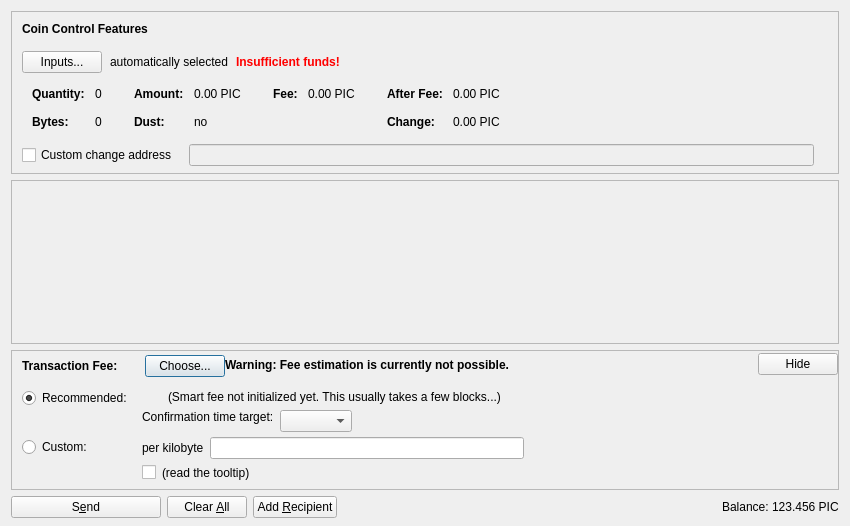
First picture: the form in src/qt/forms/sendcoinsdialog.ui, repository minblock/picscoin, before the edit.
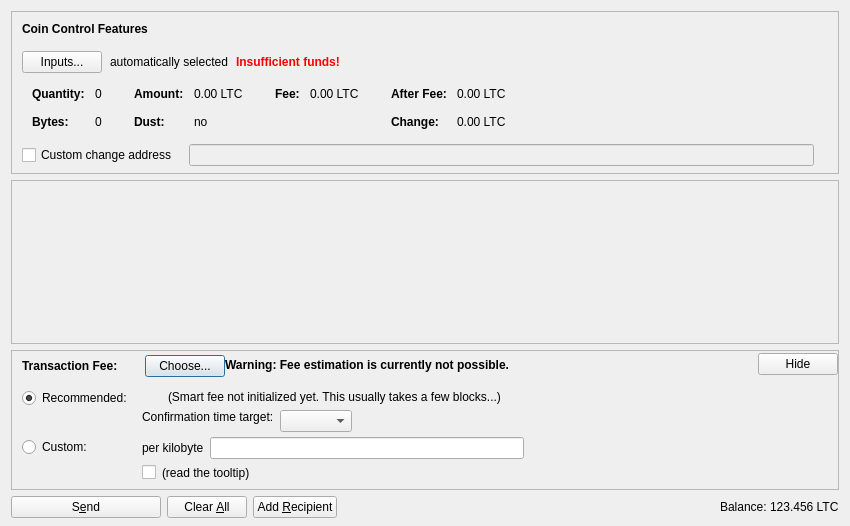
Second picture: the form after the edit. Icons and pictures are not drawn. Custom widgets are drawn as their Qt base class.

```diff
--- a/src/qt/forms/sendcoinsdialog.ui
+++ b/src/qt/forms/sendcoinsdialog.ui
@@ -324,7 +324,7 @@
                   <enum>Qt::ActionsContextMenu</enum>
                  </property>
                  <property name="text">
-                  <string notr="true">0.00 PIC</string>
+                  <string notr="true">0.00 LTC</string>
                  </property>
                  <property name="textInteractionFlags">
                   <set>Qt::LinksAccessibleByMouse|Qt::TextSelectableByKeyboard|Qt::TextSelectableByMouse</set>
@@ -404,7 +404,7 @@
                   <enum>Qt::ActionsContextMenu</enum>
                  </property>
                  <property name="text">
-                  <string notr="true">0.00 PIC</string>
+                  <string notr="true">0.00 LTC</string>
                  </property>
                  <property name="textInteractionFlags">
                   <set>Qt::LinksAccessibleByMouse|Qt::TextSelectableByKeyboard|Qt::TextSelectableByMouse</set>
@@ -455,7 +455,7 @@
                   <enum>Qt::ActionsContextMenu</enum>
                  </property>
                  <property name="text">
-                  <string notr="true">0.00 PIC</string>
+                  <string notr="true">0.00 LTC</string>
                  </property>
                  <property name="textInteractionFlags">
                   <set>Qt::LinksAccessibleByMouse|Qt::TextSelectableByKeyboard|Qt::TextSelectableByMouse</set>
@@ -484,7 +484,7 @@
                   <enum>Qt::ActionsContextMenu</enum>
                  </property>
                  <property name="text">
-                  <string notr="true">0.00 PIC</string>
+                  <string notr="true">0.00 LTC</string>
                  </property>
                  <property name="textInteractionFlags">
                   <set>Qt::LinksAccessibleByMouse|Qt::TextSelectableByKeyboard|Qt::TextSelectableByMouse</set>
@@ -1237,7 +1237,7 @@
           <cursorShape>IBeamCursor</cursorShape>
          </property>
          <property name="text">
-          <string notr="true">123.456 PIC</string>
+          <string notr="true">123.456 LTC</string>
          </property>
          <property name="textInteractionFlags">
           <set>Qt::LinksAccessibleByMouse|Qt::TextSelectableByKeyboard|Qt::TextSelectableByMouse</set>
```
Left out of the diff: 4 changed lines with no effect on the pictures.
